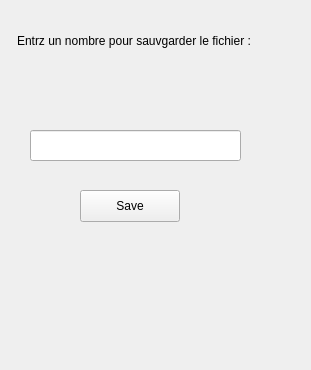
Qt form Projet_Baba_Is_You/savelevel.ui (imadhrt/BabaIsYou) before a commit.
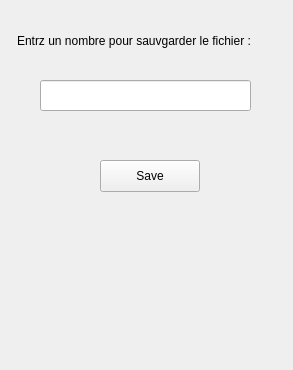
The same form after that commit.

Commit message: push peut etre final

```diff
--- a/Projet_Baba_Is_You/savelevel.ui
+++ b/Projet_Baba_Is_You/savelevel.ui
@@ -6,7 +6,7 @@
    <rect>
     <x>0</x>
     <y>0</y>
-    <width>311</width>
+    <width>293</width>
     <height>370</height>
    </rect>
   </property>
@@ -16,8 +16,8 @@
   <widget class="QPushButton" name="saveButton">
    <property name="geometry">
     <rect>
-     <x>80</x>
-     <y>190</y>
+     <x>100</x>
+     <y>160</y>
      <width>100</width>
      <height>32</height>
     </rect>
@@ -79,8 +79,8 @@
   <widget class="QLineEdit" name="lineEdit">
    <property name="geometry">
     <rect>
-     <x>30</x>
-     <y>130</y>
+     <x>40</x>
+     <y>80</y>
      <width>211</width>
      <height>31</height>
     </rect>
```
The commit also changes 2 other files.
